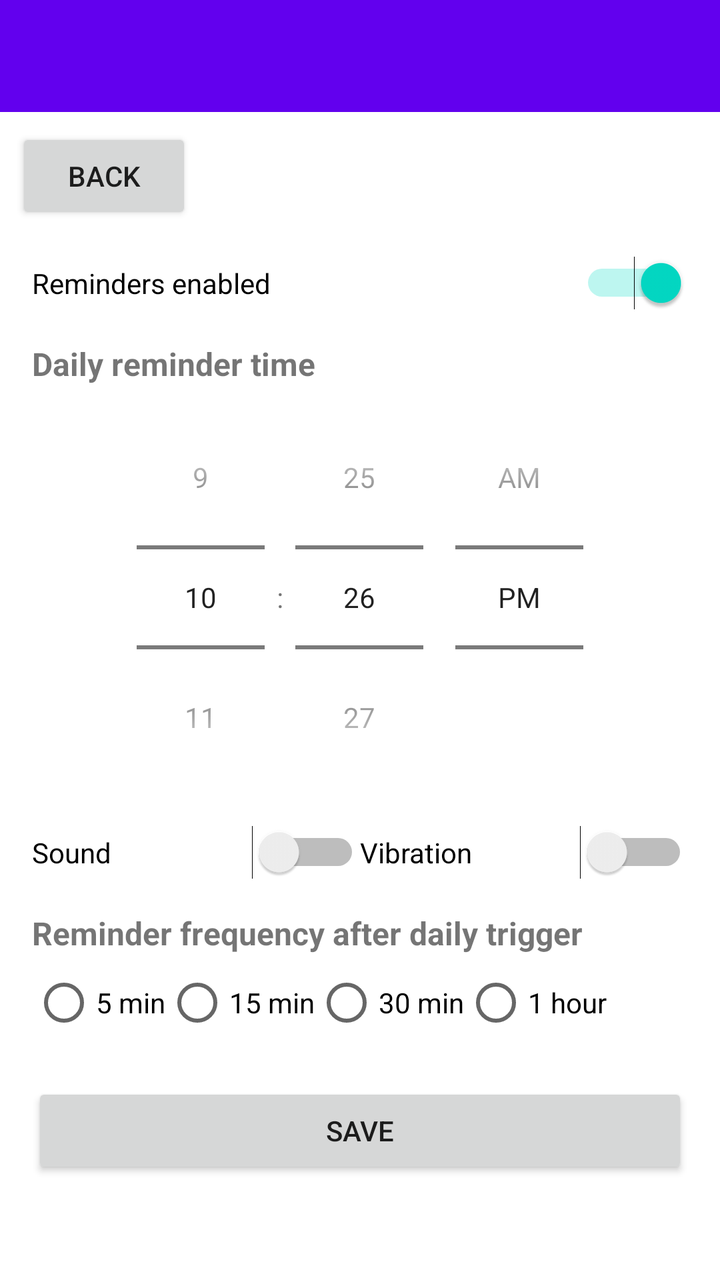
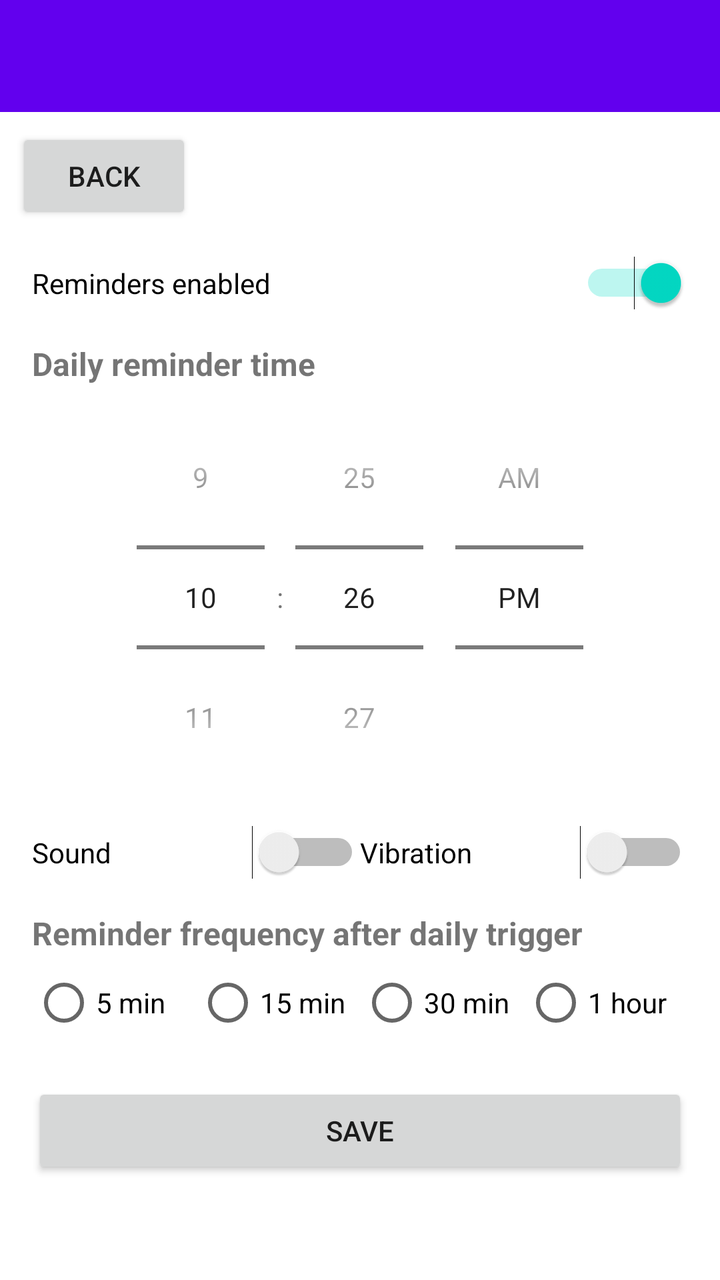

Screens rendered from an Android XML layout before and after an edit, with the pre-edit source and the edit as a unified diff.
<!-- AndroidManifest.xml: application theme Theme.PainTracker -->
<!-- res/layout/activity_settings.xml -->
<?xml version="1.0" encoding="utf-8"?>
<LinearLayout xmlns:android="http://schemas.android.com/apk/res/android"
    android:layout_width="match_parent"
    android:layout_height="match_parent"
    android:orientation="vertical">

    <androidx.appcompat.widget.Toolbar
        android:id="@+id/settingsToolbar"
        android:layout_width="match_parent"
        android:layout_height="?attr/actionBarSize"
        android:background="?attr/colorPrimary"
        android:theme="@style/ThemeOverlay.AppCompat.Dark.ActionBar" />

    <Button
        android:id="@+id/backButton"
        android:layout_width="wrap_content"
        android:layout_height="wrap_content"
        android:layout_gravity="start"
        android:layout_margin="8dp"
        android:text="@string/back" />

    <Switch
        android:id="@+id/reminderEnabledSwitch"
        android:layout_width="match_parent"
        android:layout_height="wrap_content"
        android:layout_marginStart="16dp"
        android:layout_marginEnd="16dp"
        android:layout_marginTop="8dp"
        android:checked="true"
        android:text="@string/reminders_enabled" />

    <TextView
        android:layout_width="match_parent"
        android:layout_height="wrap_content"
        android:layout_marginStart="16dp"
        android:layout_marginEnd="16dp"
        android:layout_marginTop="16dp"
        android:text="@string/reminder_time"
        android:textSize="16sp"
        android:textStyle="bold" />

    <TimePicker
        android:id="@+id/timePicker"
        android:layout_width="match_parent"
        android:layout_height="wrap_content"
        android:layout_marginStart="16dp"
        android:layout_marginEnd="16dp"
        android:timePickerMode="spinner" />

    <LinearLayout
        android:layout_width="match_parent"
        android:layout_height="wrap_content"
        android:layout_marginStart="16dp"
        android:layout_marginEnd="16dp"
        android:layout_marginTop="8dp"
        android:orientation="horizontal">

        <Switch
            android:id="@+id/soundSwitch"
            android:layout_width="0dp"
            android:layout_height="wrap_content"
            android:layout_weight="1"
            android:text="@string/sound" />

        <Switch
            android:id="@+id/vibrateSwitch"
            android:layout_width="0dp"
            android:layout_height="wrap_content"
            android:layout_weight="1"
            android:text="@string/vibration" />
    </LinearLayout>

    <TextView
        android:layout_width="match_parent"
        android:layout_height="wrap_content"
        android:layout_marginStart="16dp"
        android:layout_marginEnd="16dp"
        android:layout_marginTop="16dp"
        android:text="@string/reminder_frequency"
        android:textSize="16sp"
        android:textStyle="bold" />

    <RadioGroup
        android:id="@+id/intervalGroup"
        android:layout_width="match_parent"
        android:layout_height="wrap_content"
        android:layout_marginStart="16dp"
        android:layout_marginEnd="16dp"
        android:orientation="horizontal">

        <RadioButton
            android:id="@+id/interval5"
            android:layout_width="wrap_content"
            android:layout_height="wrap_content"
            android:text="5 min" />

        <RadioButton
            android:id="@+id/interval15"
            android:layout_width="wrap_content"
            android:layout_height="wrap_content"
            android:text="15 min" />

        <RadioButton
            android:id="@+id/interval30"
            android:layout_width="wrap_content"
            android:layout_height="wrap_content"
            android:text="30 min" />

        <RadioButton
            android:id="@+id/interval60"
            android:layout_width="wrap_content"
            android:layout_height="wrap_content"
            android:text="1 hour" />
    </RadioGroup>

    <Button
        android:id="@+id/saveButton"
        android:layout_width="match_parent"
        android:layout_height="wrap_content"
        android:layout_margin="16dp"
        android:text="@string/save" />
</LinearLayout>
<!-- resources referenced by this layout -->
<resources>
  <string name="back">Back</string>
  <string name="reminder_frequency">Reminder frequency after daily trigger</string>
  <string name="reminder_time">Daily reminder time</string>
  <string name="reminders_enabled">Reminders enabled</string>
  <string name="save">Save</string>
  <string name="sound">Sound</string>
  <string name="vibration">Vibration</string>
  <style name="Theme.PainTracker" parent="Theme.MaterialComponents.DayNight.NoActionBar">
          
          <item name="colorPrimary">@color/purple_500</item>
          <item name="colorPrimaryVariant">@color/purple_700</item>
          <item name="colorOnPrimary">@color/white</item>
          
          <item name="colorSecondary">@color/teal_200</item>
          <item name="colorSecondaryVariant">@color/teal_700</item>
          <item name="colorOnSecondary">@color/black</item>
          
          <item name="android:statusBarColor">?attr/colorPrimaryVariant</item>
          
      </style>
  <color name="purple_500">#FF6200EE</color>
  <color name="purple_700">#FF3700B3</color>
  <color name="white">#FFFFFFFF</color>
  <color name="teal_200">#FF03DAC5</color>
  <color name="teal_700">#FF018786</color>
  <color name="black">#FF000000</color>
</resources>

<!-- the commit's change to res/layout/activity_settings.xml (unified diff, before → after) -->
@@ -86,30 +86,35 @@
         android:layout_height="wrap_content"
         android:layout_marginStart="16dp"
         android:layout_marginEnd="16dp"
-        android:orientation="horizontal">
+        android:orientation="horizontal"
+        android:weightSum="4">
 
         <RadioButton
             android:id="@+id/interval5"
-            android:layout_width="wrap_content"
+            android:layout_width="0dp"
             android:layout_height="wrap_content"
+            android:layout_weight="1"
             android:text="5 min" />
 
         <RadioButton
             android:id="@+id/interval15"
-            android:layout_width="wrap_content"
+            android:layout_width="0dp"
             android:layout_height="wrap_content"
+            android:layout_weight="1"
             android:text="15 min" />
 
         <RadioButton
             android:id="@+id/interval30"
-            android:layout_width="wrap_content"
+            android:layout_width="0dp"
             android:layout_height="wrap_content"
+            android:layout_weight="1"
             android:text="30 min" />
 
         <RadioButton
             android:id="@+id/interval60"
-            android:layout_width="wrap_content"
+            android:layout_width="0dp"
             android:layout_height="wrap_content"
+            android:layout_weight="1"
             android:text="1 hour" />
     </RadioGroup>
 
